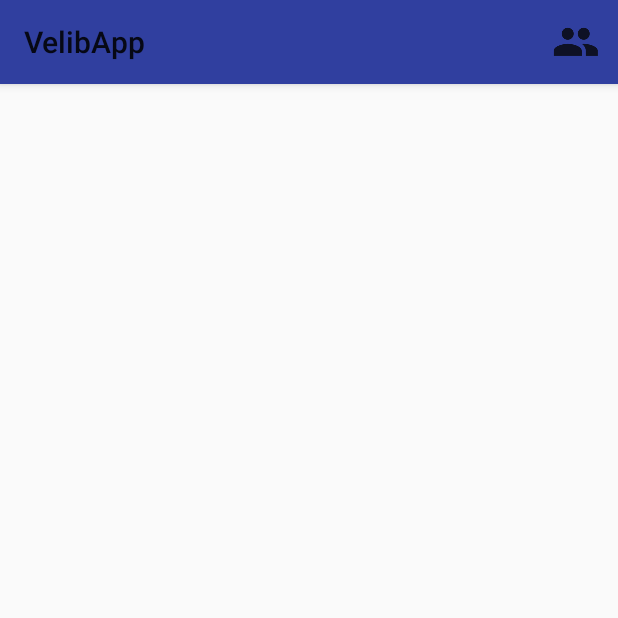
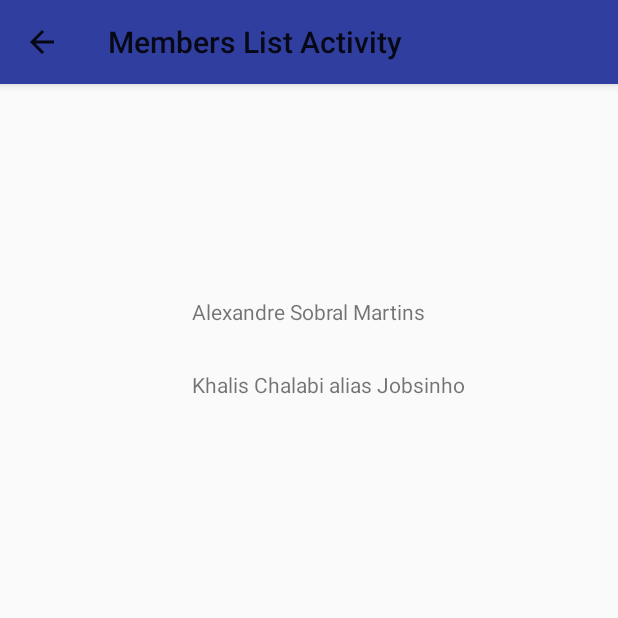
Before and after one commit to sobral-a/android-mti, an Android app: the screen it shows after launch (MainActivity before the commit, MembersListActivity after it), after a tap on "Group Members", on a phone screen of 412 x 824 dp, the top half of it. Run offline under Robolectric (Android 15) with nearby library versions, the phone set to English and light mode, and no system bars; 1 statement that could not run was skipped.

Commit message:
Add the list of the members for the project

```diff
--- a/app/src/main/AndroidManifest.xml
+++ b/app/src/main/AndroidManifest.xml
@@ -18,6 +18,17 @@
                 <category android:name="android.intent.category.LAUNCHER"/>
             </intent-filter>
         </activity>
+
+        <activity
+            android:name=".MembersListActivity"
+            android:label="Members List Activity"
+            android:parentActivityName=".MainActivity" >
+
+            <meta-data
+                android:name="android.support.PARENT_ACTIVITY"
+                android:value=".MainActivity" />
+        </activity>
+
     </application>
 
 </manifest>
--- a/app/src/main/java/com/epita/mti/velibapp/ListFragment.java
+++ b/app/src/main/java/com/epita/mti/velibapp/ListFragment.java
@@ -9,6 +9,7 @@ import android.util.Log;
 import android.view.LayoutInflater;
 import android.view.View;
 import android.view.ViewGroup;
+import android.widget.Toast;
 
 import com.epita.mti.velibapp.data.JSONdata;
 import com.epita.mti.velibapp.data.VelibService;
@@ -72,14 +73,16 @@ public class ListFragment extends Fragment
                 }
                 else
                 {
-                    Log.d("Failure not successfull",response.errorBody().toString());
+                    Toast.makeText(getActivity(), "Impossible de récupérer les données",
+                            Toast.LENGTH_SHORT).show();
                 }
             }
 
             @Override
             public void onFailure(Call<JSONdata> call, Throwable t)
             {
-                Log.d("Failure Onfailure",t.getCause().toString());
+                Toast.makeText(getActivity(), "Impossible de récupérer les données",
+                        Toast.LENGTH_SHORT).show();
             }
         });
     }
--- a/app/src/main/java/com/epita/mti/velibapp/MainActivity.java
+++ b/app/src/main/java/com/epita/mti/velibapp/MainActivity.java
@@ -1,6 +1,6 @@
 package com.epita.mti.velibapp;
 
-import android.support.v4.app.Fragment;
+import android.content.Intent;
 import android.support.v4.app.FragmentManager;
 import android.support.v4.app.FragmentTransaction;
 import android.support.v7.app.AppCompatActivity;
@@ -8,7 +8,6 @@ import android.os.Bundle;
 import android.support.v7.widget.Toolbar;
 import android.view.Menu;
 import android.view.MenuItem;
-import android.widget.Toast;
 
 public class MainActivity extends AppCompatActivity
 {
@@ -41,14 +40,17 @@ public class MainActivity extends AppCompatActivity
     public boolean onOptionsItemSelected(MenuItem item) {
         switch (item.getItemId()) {
             case R.id.members_list:
-                // User chose the "Favorite" action, mark the current item
-                // as a favorite...
-                Toast.makeText(MainActivity.this, "Vous allez voir les membres",
-                        Toast.LENGTH_SHORT).show();
+                displayMembers();
                 return true;
 
             default:
                 return super.onOptionsItemSelected(item);
         }
     }
+
+    private void displayMembers()
+    {
+        Intent displayMembers = new Intent(MainActivity.this, MembersListActivity.class);
+        startActivity(displayMembers);
+    }
 }
--- /dev/null
+++ b/app/src/main/java/com/epita/mti/velibapp/MembersListActivity.java
@@ -0,0 +1,34 @@
+package com.epita.mti.velibapp;
+
+import android.os.Bundle;
+import android.support.v7.app.ActionBar;
+import android.support.v7.app.AppCompatActivity;
+import android.support.v7.widget.Toolbar;
+
+/**
+ * Created by alexa on 22/05/2017.
+ */
+
+public class MembersListActivity extends AppCompatActivity
+{
+
+    @Override
+    protected void onCreate(Bundle savedInstanceState)
+    {
+        super.onCreate(savedInstanceState);
+        setContentView(R.layout.list_members_activity);
+
+        Toolbar childToolbar = (Toolbar) findViewById(R.id.members_list_toolbar);
+
+        if (childToolbar != null)
+        {
+            setSupportActionBar(childToolbar);
+        }
+
+        ActionBar ab = getSupportActionBar();
+        if (ab != null)
+        {
+            ab.setDisplayHomeAsUpEnabled(true);
+        }
+    }
+}
--- /dev/null
+++ b/app/src/main/res/layout/list_members_activity.xml
@@ -0,0 +1,39 @@
+<?xml version="1.0" encoding="utf-8"?>
+<RelativeLayout
+    xmlns:android="http://schemas.android.com/apk/res/android"
+    xmlns:app="http://schemas.android.com/apk/res-auto"
+    xmlns:tools="http://schemas.android.com/tools"
+    android:layout_width="match_parent"
+    android:layout_height="match_parent"
+    tools:context="com.epita.mti.velibapp.MembersListActivity">
+
+    <android.support.v7.widget.Toolbar
+        android:id="@+id/members_list_toolbar"
+        android:layout_width="match_parent"
+        android:layout_height="?attr/actionBarSize"
+        android:background="@color/colorPrimaryDark"
+        android:elevation="4dp"
+        android:theme="@style/ThemeOverlay.AppCompat.ActionBar"
+        app:popupTheme="@style/ThemeOverlay.AppCompat.Light"/>
+
+    <TextView
+        android:id="@+id/textView2"
+        android:layout_width="wrap_content"
+        android:layout_height="wrap_content"
+        android:layout_below="@+id/members_list_toolbar"
+        android:layout_centerHorizontal="true"
+        android:layout_marginTop="142dp"
+        android:text="Alexandre Sobral Martins"/>
+
+    <TextView
+        android:id="@+id/textView3"
+        android:layout_width="wrap_content"
+        android:layout_height="wrap_content"
+        android:layout_alignLeft="@+id/textView2"
+        android:layout_alignStart="@+id/textView2"
+        android:layout_below="@+id/textView2"
+        android:layout_marginTop="29dp"
+        android:text="Khalis Chalabi alias Jobsinho"/>
+
+
+</RelativeLayout>
```
